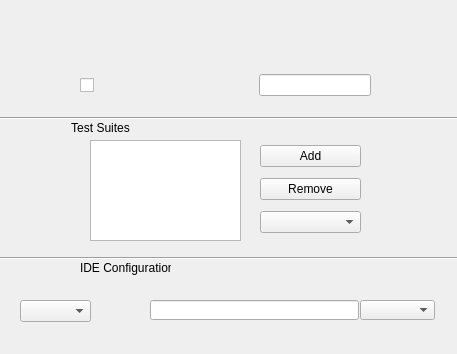
Qt form src/designer_window/buildConfigUi.ui (lingxia/station_gui) before a commit.
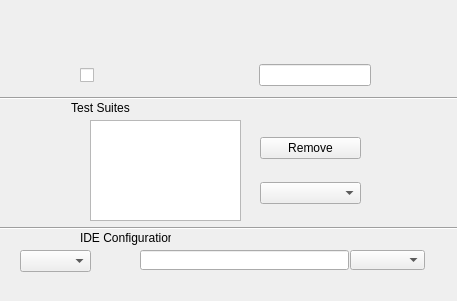
The same form after that commit. Icons and pictures are not drawn.

```diff
--- a/src/designer_window/buildConfigUi.ui
+++ b/src/designer_window/buildConfigUi.ui
@@ -7,7 +7,7 @@
     <x>0</x>
     <y>0</y>
     <width>457</width>
-    <height>354</height>
+    <height>301</height>
    </rect>
   </property>
   <property name="windowTitle">
@@ -29,7 +29,7 @@
      <x>80</x>
      <y>60</y>
      <width>291</width>
-     <height>51</height>
+     <height>31</height>
     </rect>
    </property>
    <layout class="QHBoxLayout" name="privateHLayout">
@@ -105,7 +105,7 @@
    <property name="geometry">
     <rect>
      <x>0</x>
-     <y>110</y>
+     <y>90</y>
      <width>471</width>
      <height>16</height>
     </rect>
@@ -118,7 +118,7 @@
    <property name="geometry">
     <rect>
      <x>80</x>
-     <y>260</y>
+     <y>230</y>
      <width>91</width>
      <height>16</height>
     </rect>
@@ -134,7 +134,7 @@
    <property name="geometry">
     <rect>
      <x>-10</x>
-     <y>250</y>
+     <y>220</y>
      <width>481</width>
      <height>16</height>
     </rect>
@@ -147,7 +147,7 @@
    <property name="geometry">
     <rect>
      <x>70</x>
-     <y>120</y>
+     <y>100</y>
      <width>61</width>
      <height>16</height>
     </rect>
@@ -163,7 +163,7 @@
    <property name="geometry">
     <rect>
      <x>90</x>
-     <y>140</y>
+     <y>120</y>
      <width>151</width>
      <height>101</height>
     </rect>
@@ -187,22 +187,12 @@
    <property name="geometry">
     <rect>
      <x>260</x>
-     <y>140</y>
+     <y>120</y>
      <width>101</width>
      <height>101</height>
     </rect>
    </property>
    <layout class="QVBoxLayout" name="verticalLayout">
-    <item>
-     <widget class="QPushButton" name="testSuiteAddButton">
-      <property name="statusTip">
-       <string>Add the test suites you have selected</string>
-      </property>
-      <property name="text">
-       <string>Add</string>
-      </property>
-     </widget>
-    </item>
     <item>
      <widget class="QPushButton" name="testSuiteRemoveButton">
       <property name="statusTip">
@@ -225,8 +215,8 @@
   <widget class="QStackedWidget" name="stackedWidget">
    <property name="geometry">
     <rect>
-     <x>110</x>
-     <y>290</y>
+     <x>100</x>
+     <y>240</y>
      <width>331</width>
      <height>41</height>
     </rect>
@@ -599,7 +589,7 @@
    <property name="geometry">
     <rect>
      <x>20</x>
-     <y>300</y>
+     <y>250</y>
      <width>71</width>
      <height>22</height>
     </rect>
```
